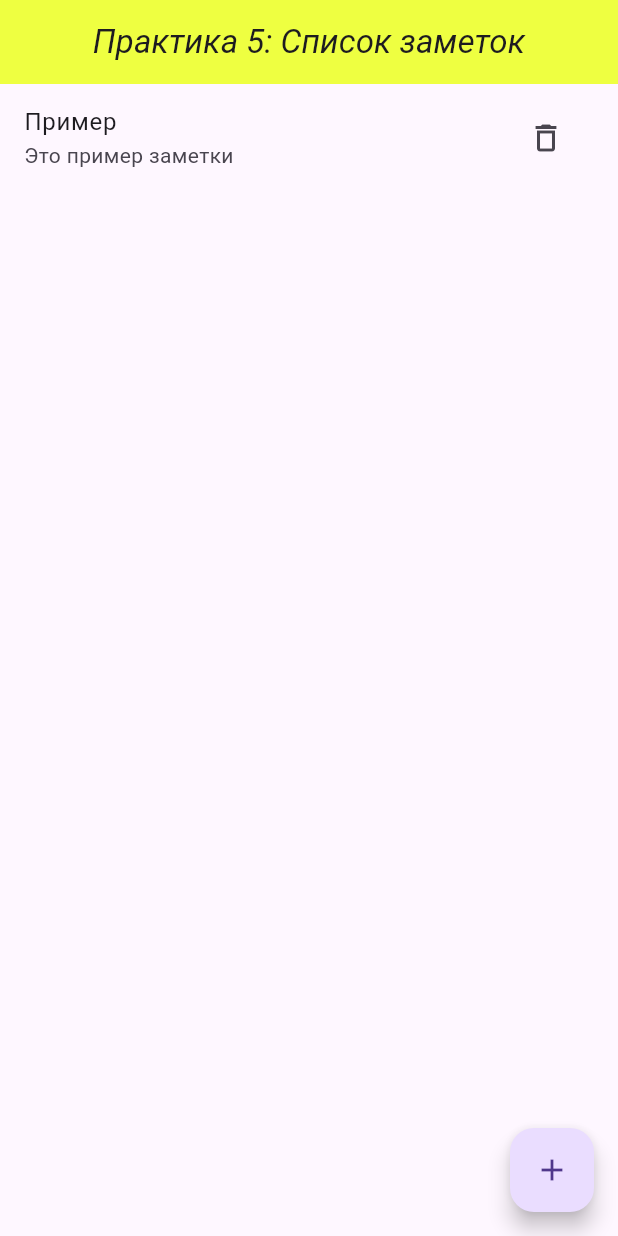
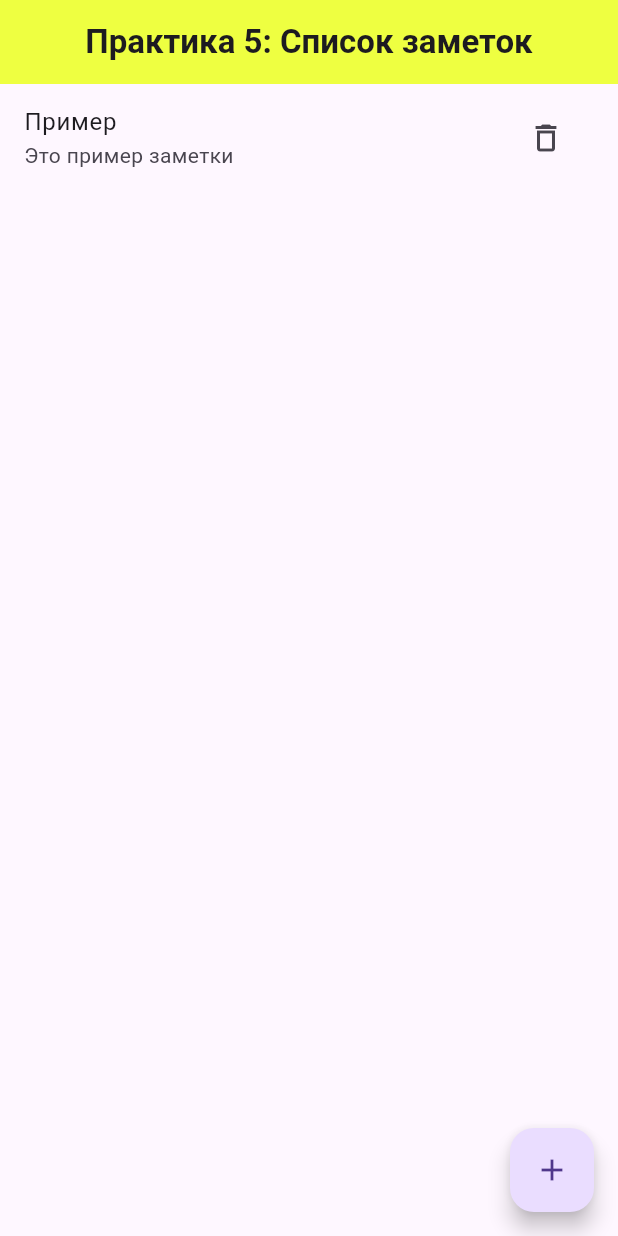
Before and after one commit to Kirus1930/PKS_Task_5, a Flutter app: the screen it shows after launch, on a phone screen of 412 x 824 dp. Run offline on Flutter 3.47's test engine with Material 3 defaults, Android fonts, the phone set to English and light mode, and no system bars.

Commit message:
Update main.dart

```diff
--- a/flutter_simple_notes_eremin/lib/main.dart
+++ b/flutter_simple_notes_eremin/lib/main.dart
@@ -66,7 +66,7 @@
       appBar: AppBar(
         title: Text(
           'Практика 5: Список заметок',
-          style: TextStyle(fontStyle: FontStyle.italic),
+          style: TextStyle(fontWeight: FontWeight.bold),
         ),
         centerTitle: true,
         backgroundColor: Colors.limeAccent,
@@ -76,7 +76,12 @@
         child: const Icon(Icons.add),
       ),
       body: _notes.isEmpty
-          ? const Center(child: Text('Пока нет заметок. Нажмите +'))
+          ? const Center(
+              child: Text(
+                'Пока нет заметок. Нажмите +',
+                style: TextStyle(fontStyle: FontStyle.italic),
+              ),
+            )
           : ListView.builder(
               itemCount: _notes.length,
               itemBuilder: (context, i) {
```
